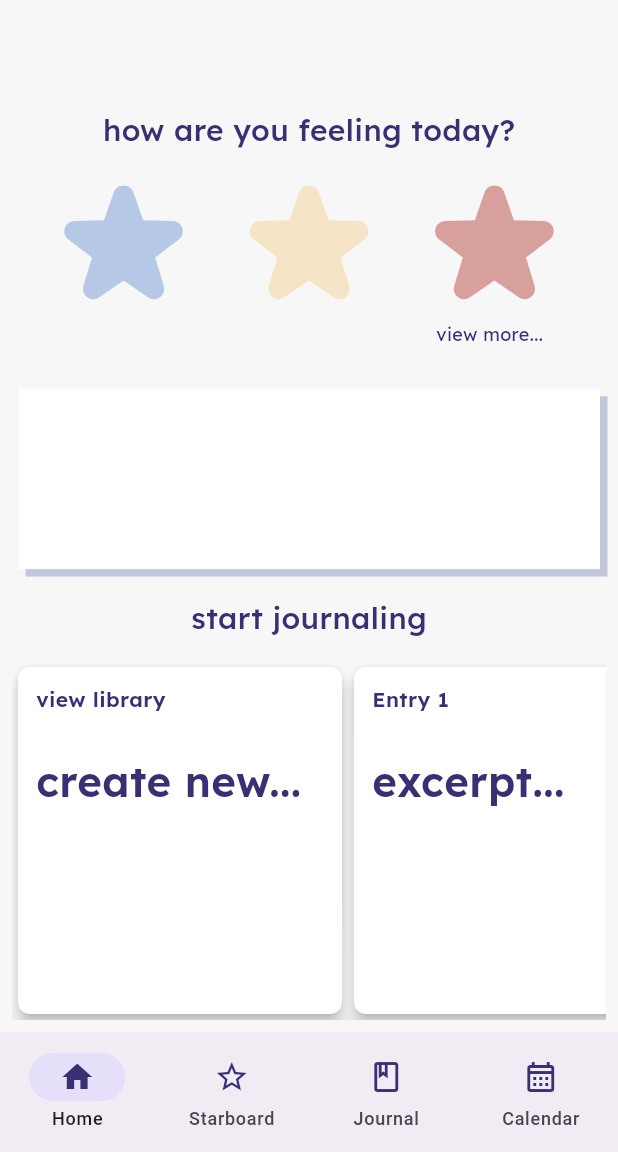
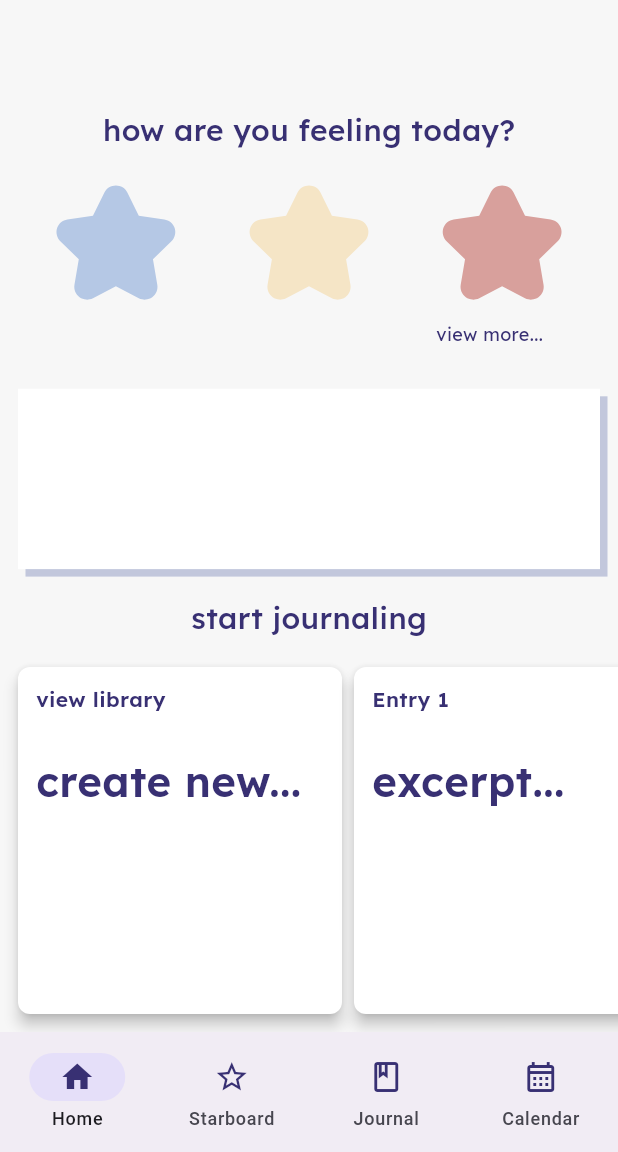
Before and after one commit to SecondSightapp/mobile, a Flutter app: the screen it shows after launch, on a phone screen of 412 x 824 dp, the part 84-1236 px from its top. Run offline on Flutter 3.47's test engine with Material 3 defaults, Android fonts, the phone set to English and light mode, and no system bars; our stand-ins replace google_fonts, google_sign_in.

Commit message:
Moved journal data to separate list, Implemented navbar highlighting, Adjusted star shape and spacing

```diff
--- a/lib/src/ui/components/navbar.dart
+++ b/lib/src/ui/components/navbar.dart
@@ -2,48 +2,61 @@ import 'package:flutter/material.dart';
 import '../themes/source_colors.dart';
 
 class NavBar extends StatefulWidget {
-  final int selectedIndex;
-  final ValueChanged<int> onItemTapped;
+  int selectedIndex;
 
-  const NavBar({super.key, required this.selectedIndex, required this.onItemTapped});
+  NavBar({super.key, required this.selectedIndex});
 
   @override
   _NavBarState createState() => _NavBarState();
 }
 
 class _NavBarState extends State<NavBar> {
+  void _onItemTapped(int index) {
+    setState(() => widget.selectedIndex = index);
+  }
+
   @override
   Widget build(BuildContext context) {
+    // icons for navbar, filled in if selected, otherwise outlined
+
+    Icon homepage = Icon(
+      widget.selectedIndex == 0 ? Icons.home : Icons.home_outlined,
+      color: themePurple,
+    );
+
+    Icon starboard = Icon(
+      widget.selectedIndex == 1 ? Icons.star : Icons.star_outline,
+      color: themePurple,
+    );
+
+    Icon journal = Icon(
+      widget.selectedIndex == 2 ? Icons.book : Icons.book_outlined,
+      color: themePurple,
+    );
+
+    Icon calendar = Icon(
+      widget.selectedIndex == 3 ? Icons.calendar_month : Icons.calendar_month_outlined,
+      color: themePurple,
+    );
+
     return NavigationBar(
       selectedIndex: widget.selectedIndex,
-      onDestinationSelected: widget.onItemTapped,
-      destinations: const <NavigationDestination> [
+      onDestinationSelected: _onItemTapped,
+      destinations: <NavigationDestination> [
         NavigationDestination(
-          icon: Icon(
-            Icons.home,
-            color: themePurple,
-          ),
+          icon: homepage,
           label: "Home",
         ),
         NavigationDestination(
-          icon: Icon(
-            Icons.star_outline,
-            color: themePurple,
-          ),
+          icon: starboard,
           label: "Starboard",
         ),
         NavigationDestination(
-          icon: Icon(
-            Icons.book_outlined,
-            color: themePurple,
-          ),
+          icon: journal,
           label: "Journal",
         ),
         NavigationDestination(
-          icon: Icon(
-            Icons.calendar_month_outlined,
-            color: themePurple,
-          ),
+          icon: calendar,
           label: "Calendar",
         ),
       ],
--- a/lib/src/ui/components/star.dart
+++ b/lib/src/ui/components/star.dart
@@ -8,12 +8,12 @@ class Star extends StatelessWidget {
   @override
   Widget build(BuildContext context) {
     return Container(
-      width: MediaQuery.of(context).size.height * 0.1,
+      width: MediaQuery.of(context).size.width * 0.25,
       height: MediaQuery.of(context).size.height * 0.1,
       decoration: ShapeDecoration(
         color: color,
         shape: const StarBorder(
-          innerRadiusRatio: 0.4,
+          innerRadiusRatio: 0.5,
           pointRounding: 0.5,
         ),
       ),
--- a/lib/src/ui/screens/home.dart
+++ b/lib/src/ui/screens/home.dart
@@ -5,13 +5,35 @@ import '../components/navbar.dart';
 import '../themes/source_colors.dart';
 import '../components/star.dart';
 
+// the list of journal cards
+const journalCards = [
+  // keep the first one, use to create new cards
+  JournalCard(
+    title: 'view library',
+    content: 'create new...',
+  ),
+  JournalCard(
+    title: 'Entry 1',
+    content: 'excerpt...',
+  ),
+  JournalCard(
+    title: 'Entry 2',
+    content: 'excerpt...',
+  ),
+  JournalCard(
+    title: 'Entry 3',
+    content: 'excerpt...',
+  ),
+];
 
+// home page layout
 class HomePage extends StatelessWidget {
   const HomePage({super.key});
 
   @override
   Widget build(BuildContext context) {
     return Scaffold(
+      // app bar with title and buttons for menu and settings
       appBar: AppBar(
         title: Center(
           child: Text(
@@ -49,12 +71,10 @@ class HomePage extends StatelessWidget {
         ],
       ),
       body: const HomePageBody(),
+      // navbar
       bottomNavigationBar: NavBar(
         selectedIndex: 0,
-        onItemTapped: (index) {
-
-        }
-      )
+      ),
     );
   }
 }
@@ -70,6 +90,7 @@ class HomePageBody extends StatelessWidget {
         mainAxisAlignment: MainAxisAlignment.center,
         crossAxisAlignment: CrossAxisAlignment.stretch,
         children: [
+          // "how are you feeling today?" prompt
           SizedBox(
             height: MediaQuery.of(context).size.height * 0.15,
             child: Padding(
@@ -88,10 +109,12 @@ class HomePageBody extends StatelessWidget {
               ),
             ),
           ),
+          // stars that the user can click on to choose a mood
           SizedBox(
             height: MediaQuery.of(context).size.height * 0.15,
             child: Column(
               children: [
+                // display top 3 moods
                 const Row(
                   mainAxisAlignment: MainAxisAlignment.spaceEvenly,
                   crossAxisAlignment: CrossAxisAlignment.center,
@@ -101,6 +124,7 @@ class HomePageBody extends StatelessWidget {
                     Star(color: Color.fromRGBO(216, 160, 156, 1)),
                   ],
                 ),
+                // "view more" button to view all moods
                 Padding(
                   padding: const EdgeInsets.only(right: 50.0, top: 8.0),
                   child: Align(
@@ -138,6 +162,7 @@ class HomePageBody extends StatelessWidget {
               ),
             )
           ),
+          // "start journaling" prompt
           SizedBox(
             height: MediaQuery.of(context).size.height * 0.05,
             child: Center(
@@ -153,31 +178,12 @@ class HomePageBody extends StatelessWidget {
               ),
             ),
           ),
+          // create a new entry and view most recent entries
           Expanded(
-            child: Padding(
+            child: ListView(
               padding: const EdgeInsets.all(8.0),
-              child: ListView(
-                scrollDirection: Axis.horizontal,
-                children: const <Widget>[
-                  // keep the first one, use to create new cards
-                  JournalCard(
-                    title: 'view library',
-                    content: 'create new...'
-                  ),
-                  JournalCard(
-                    title: 'Entry 1',
-                    content: 'excerpt...'
-                  ),
-                  JournalCard(
-                    title: 'Entry 2',
-                    content: 'excerpt...'
-                  ),
-                  JournalCard(
-                    title: 'Entry 3',
-                    content: 'excerpt...'
-                  ),
-                ],
-              ),
+              scrollDirection: Axis.horizontal,
+              children: journalCards,
             ),
           ),
         ],
```
